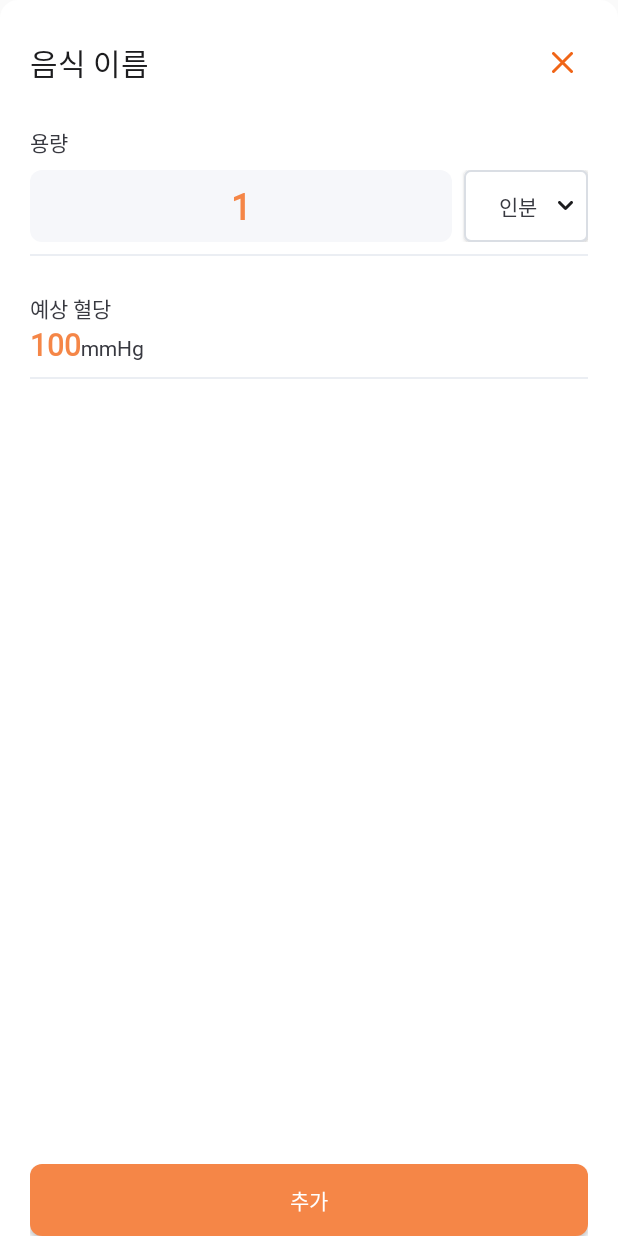
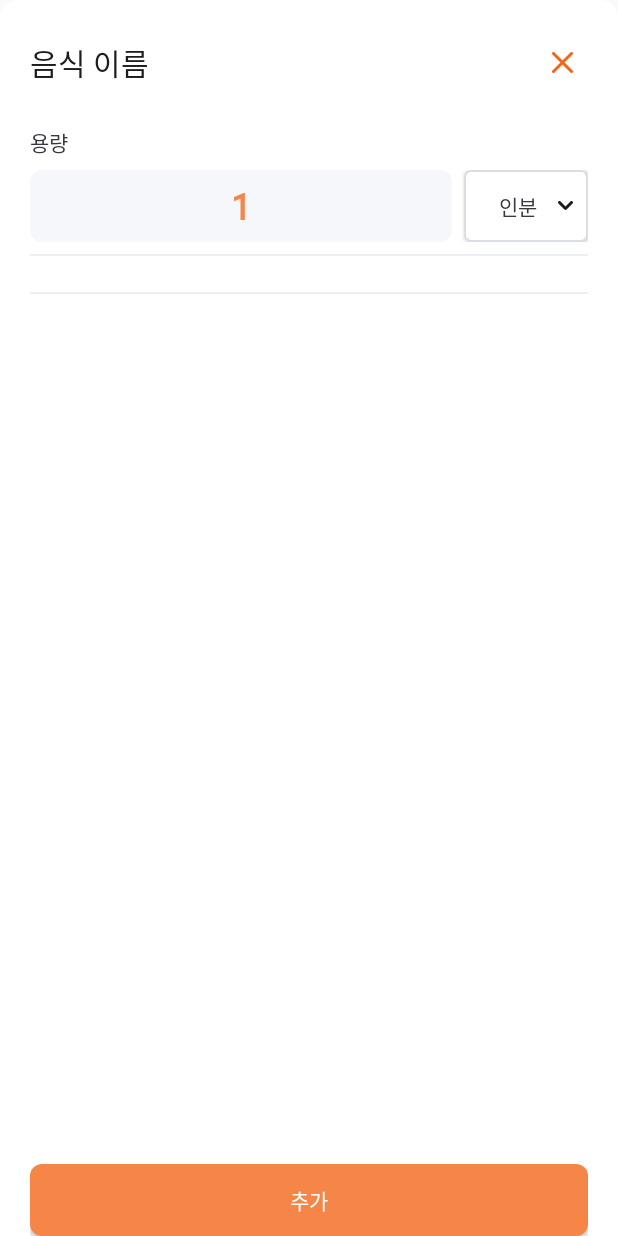
Before and after one commit to jisang0706/probodia-android, an Android app: the layout fragment_search_food_detail.xml on its own in the app's theme, with its tools: preview values and no code run, on a phone screen of 412 x 824 dp. Run offline under Robolectric (Android 15) with nearby library versions, the phone set to English and light mode, and no system bars.

Commit message:
change food detail glucose

```diff
--- a/Probodia/app/src/main/res/layout/fragment_search_food_detail.xml
+++ b/Probodia/app/src/main/res/layout/fragment_search_food_detail.xml
@@ -100,13 +100,15 @@
                 android:layout_width="wrap_content"
                 android:layout_height="wrap_content"
                 android:layout_gravity="left"
-                android:text="예상 혈당"/>
+                android:text="예상 혈당"
+                android:visibility="gone"/>
 
             <LinearLayout
                 android:layout_width="match_parent"
                 android:layout_height="wrap_content"
                 android:orientation="horizontal"
-                android:layout_marginBottom="8dp">
+                android:layout_marginBottom="8dp"
+                android:visibility="gone">
 
                 <TextView
                     android:id="@+id/glucose_text"
```
